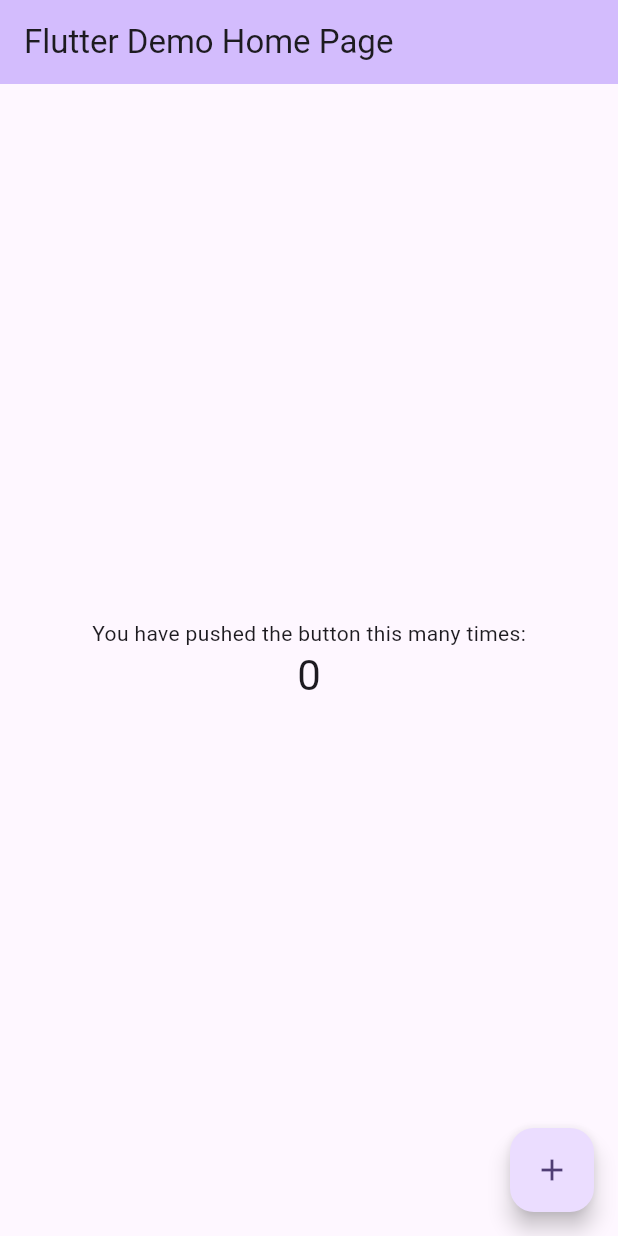
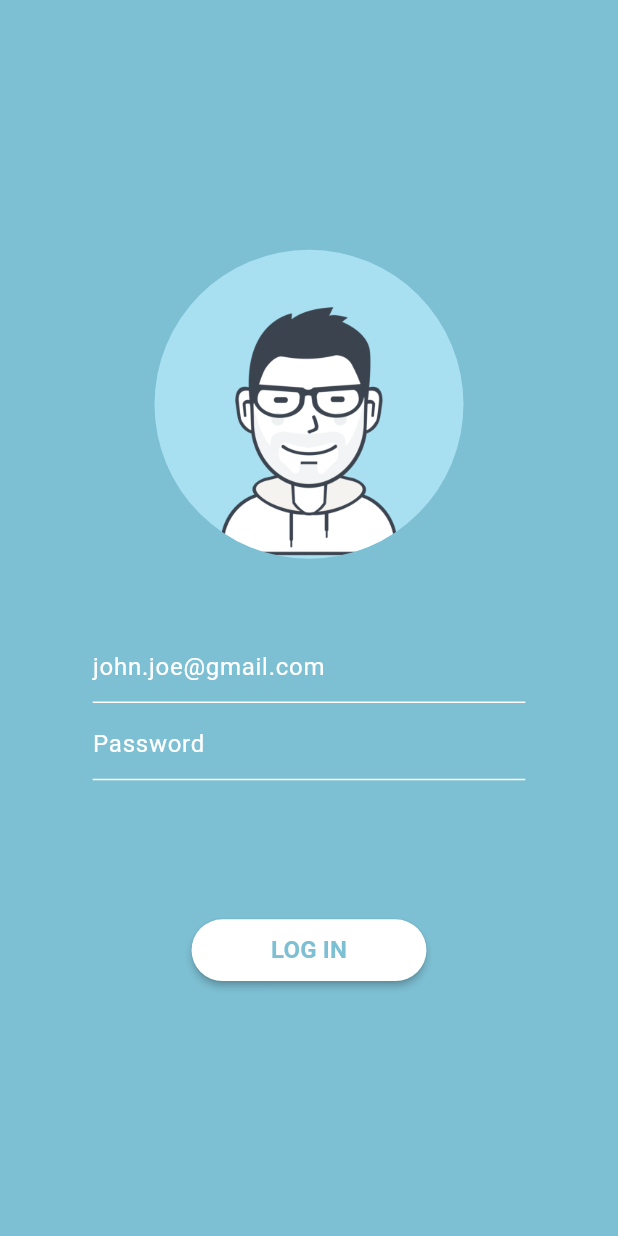
Before and after one commit to gopikhaa/authify, a Flutter app: the screen it shows after launch, on a phone screen of 412 x 824 dp. Run offline on Flutter 3.47's test engine with Material 3 defaults, Android fonts, the phone set to English and light mode, and no system bars.

Commit message:
final commit

```diff
--- a/lib/main.dart
+++ b/lib/main.dart
@@ -1,125 +1,18 @@
 import 'package:flutter/material.dart';
-
-void main() {
-  runApp(const MyApp());
+import './pages/login.dart';
+void main(){
+  runApp(MyApp());
 }
-
 class MyApp extends StatelessWidget {
   const MyApp({super.key});
 
-  // This widget is the root of your application.
   @override
   Widget build(BuildContext context) {
     return MaterialApp(
-      title: 'Flutter Demo',
-      theme: ThemeData(
-        // This is the theme of your application.
-        //
-        // TRY THIS: Try running your application with "flutter run". You'll see
-        // the application has a purple toolbar. Then, without quitting the app,
-        // try changing the seedColor in the colorScheme below to Colors.green
-        // and then invoke "hot reload" (save your changes or press the "hot
-        // reload" button in a Flutter-supported IDE, or press "r" if you used
-        // the command line to start the app).
-        //
-        // Notice that the counter didn't reset back to zero; the application
-        // state is not lost during the reload. To reset the state, use hot
-        // restart instead.
-        //
-        // This works for code too, not just values: Most code changes can be
-        // tested with just a hot reload.
-        colorScheme: ColorScheme.fromSeed(seedColor: Colors.deepPurple),
-        useMaterial3: true,
-      ),
-      home: const MyHomePage(title: 'Flutter Demo Home Page'),
+      debugShowCheckedModeBanner: false,
+      title: "Authify",
+      theme: ThemeData(primarySwatch:Colors.blue ),
+      home:AnimatedLoginPage() ,
     );
   }
 }
-
-class MyHomePage extends StatefulWidget {
-  const MyHomePage({super.key, required this.title});
-
-  // This widget is the home page of your application. It is stateful, meaning
-  // that it has a State object (defined below) that contains fields that affect
-  // how it looks.
-
-  // This class is the configuration for the state. It holds the values (in this
-  // case the title) provided by the parent (in this case the App widget) and
-  // used by the build method of the State. Fields in a Widget subclass are
-  // always marked "final".
-
-  final String title;
-
-  @override
-  State<MyHomePage> createState() => _MyHomePageState();
-}
-
-class _MyHomePageState extends State<MyHomePage> {
-  int _counter = 0;
-
-  void _incrementCounter() {
-    setState(() {
-      // This call to setState tells the Flutter framework that something has
-      // changed in this State, which causes it to rerun the build method below
-      // so that the display can reflect the updated values. If we changed
-      // _counter without calling setState(), then the build method would not be
-      // called again, and so nothing would appear to happen.
-      _counter++;
-    });
-  }
-
-  @override
-  Widget build(BuildContext context) {
-    // This method is rerun every time setState is called, for instance as done
-    // by the _incrementCounter method above.
-    //
-    // The Flutter framework has been optimized to make rerunning build methods
-    // fast, so that you can just rebuild anything that needs updating rather
-    // than having to individually change instances of widgets.
-    return Scaffold(
-      appBar: AppBar(
-        // TRY THIS: Try changing the color here to a specific color (to
-        // Colors.amber, perhaps?) and trigger a hot reload to see the AppBar
-        // change color while the other colors stay the same.
-        backgroundColor: Theme.of(context).colorScheme.inversePrimary,
-        // Here we take the value from the MyHomePage object that was created by
-        // the App.build method, and use it to set our appbar title.
-        title: Text(widget.title),
-      ),
-      body: Center(
-        // Center is a layout widget. It takes a single child and positions it
-        // in the middle of the parent.
-        child: Column(
-          // Column is also a layout widget. It takes a list of children and
-          // arranges them vertically. By default, it sizes itself to fit its
-          // children horizontally, and tries to be as tall as its parent.
-          //
-          // Column has various properties to control how it sizes itself and
-          // how it positions its children. Here we use mainAxisAlignment to
-          // center the children vertically; the main axis here is the vertical
-          // axis because Columns are vertical (the cross axis would be
-          // horizontal).
-          //
-          // TRY THIS: Invoke "debug painting" (choose the "Toggle Debug Paint"
-          // action in the IDE, or press "p" in the console), to see the
-          // wireframe for each widget.
-          mainAxisAlignment: MainAxisAlignment.center,
-          children: <Widget>[
-            const Text(
-              'You have pushed the button this many times:',
-            ),
-            Text(
-              '$_counter',
-              style: Theme.of(context).textTheme.headlineMedium,
-            ),
-          ],
-        ),
-      ),
-      floatingActionButton: FloatingActionButton(
-        onPressed: _incrementCounter,
-        tooltip: 'Increment',
-        child: const Icon(Icons.add),
-      ), // This trailing comma makes auto-formatting nicer for build methods.
-    );
-  }
-}
--- /dev/null
+++ b/lib/pages/login.dart
@@ -0,0 +1,161 @@
+import 'package:flutter/material.dart';
+import '../utils/animations/loginpage_animation.dart';
+import './homepage.dart';
+import '../utils/animations/page_route/fade_page.dart';
+
+class AnimatedLoginPage extends StatefulWidget {
+  const AnimatedLoginPage({super.key});
+
+  @override
+  State<AnimatedLoginPage> createState() => _AnimatedLoginPageState();
+}
+
+class _AnimatedLoginPageState extends State<AnimatedLoginPage>
+    with SingleTickerProviderStateMixin {
+  late AnimationController _controller;
+  late EnterAnimation _enterAnimation;
+
+  @override
+  void initState() {
+    super.initState();
+    _controller = AnimationController(
+      vsync: this,
+      duration: const Duration(seconds: 1),
+      reverseDuration: const Duration(milliseconds: 400),
+    );
+
+    _enterAnimation = EnterAnimation(_controller);
+    _controller.forward();
+  }
+
+  @override
+  void dispose() {
+    _controller.dispose();
+    super.dispose();
+  }
+
+  @override
+  Widget build(BuildContext context) {
+    return _LoginPage(controller: _controller, animation: _enterAnimation);
+  }
+}
+
+class _LoginPage extends StatelessWidget {
+  final AnimationController controller;
+  final EnterAnimation animation;
+
+  _LoginPage({required this.controller, required this.animation}) {
+    controller.forward();
+  }
+
+  final Color _primarycolor = Color.fromRGBO(125, 191, 211, 1.0);
+  final Color _secondaryColor = Color.fromRGBO(169, 224, 241, 1.0);
+  late double _deviceHeight;
+  late double _deviceWidth;
+
+  @override
+  Widget build(BuildContext context) {
+    _deviceHeight = MediaQuery.of(context).size.height;
+    _deviceWidth = MediaQuery.of(context).size.width;
+    return Scaffold(
+      backgroundColor: _primarycolor,
+      body: Align(
+        alignment: Alignment.center,
+        child: Container(
+          height: _deviceHeight * 0.60,
+          width: _deviceWidth,
+          child: Column(
+            mainAxisAlignment: MainAxisAlignment.spaceAround,
+            crossAxisAlignment: CrossAxisAlignment.center,
+            children: [
+              _loginAvatar(),
+              SizedBox(height: _deviceHeight * 0.05),
+              _emailTextField(),
+              _passwordTextField(),
+              SizedBox(height: _deviceHeight * 0.10),
+              _loginButton(context),
+            ],
+          ),
+        ),
+      ),
+    );
+  }
+
+  Widget _loginAvatar() {
+    double _circleD = _deviceHeight * 0.25;
+    return AnimatedBuilder(
+      animation: animation.controller,
+      builder: (BuildContext _context, Widget? _widget) {
+        return Transform(
+          alignment: Alignment.center,
+          transform: Matrix4.diagonal3Values(
+              animation.circleSize.value, animation.circleSize.value, 1),
+          child: Container(
+            height: _circleD,
+            width: _circleD,
+            decoration: BoxDecoration(
+              color: _secondaryColor,
+              borderRadius: BorderRadius.circular(500),
+              image: DecorationImage(
+                image: AssetImage('assets/images/main_avatar.png'),
+              ),
+            ),
+          ),
+        );
+      },
+    );
+  }
+
+  Widget _emailTextField() {
+    return Container(
+      width: _deviceWidth * 0.70,
+      child: const TextField(
+        style: TextStyle(color: Colors.white),
+        autocorrect: false,
+        cursorColor: Colors.white,
+        decoration: InputDecoration(
+          hintText: "john.joe@gmail.com",
+          hintStyle: TextStyle(color: Colors.white),
+          focusedBorder: UnderlineInputBorder(borderSide: BorderSide(color: Colors.white)),
+          enabledBorder: UnderlineInputBorder(borderSide: BorderSide(color: Colors.white)),
+        ),
+      ),
+    );
+  }
+
+  Widget _passwordTextField() {
+    return Container(
+      width: _deviceWidth * 0.70,
+      child: const TextField(
+        obscureText: true,
+        style: TextStyle(color: Colors.white),
+        autocorrect: false,
+        cursorColor: Colors.white,
+        decoration: InputDecoration(
+          hintText: "Password",
+          hintStyle: TextStyle(color: Colors.white),
+          focusedBorder: UnderlineInputBorder(borderSide: BorderSide(color: Colors.white)),
+          enabledBorder: UnderlineInputBorder(borderSide: BorderSide(color: Colors.white)),
+        ),
+      ),
+    );
+  }
+
+  Widget _loginButton(BuildContext _context) {
+    return MaterialButton(
+      onPressed: () async {
+        await controller.reverse();
+        Navigator.pushReplacement(_context, FadePageRoute(AnimatedHomePage()));
+      },
+      child: Text(
+        "LOG IN",
+        style: TextStyle(
+            fontSize: 16, color: _primarycolor, fontWeight: FontWeight.bold),
+      ),
+      height: _deviceHeight * 0.05,
+      minWidth: _deviceWidth * 0.38,
+      color: Colors.white,
+      shape: RoundedRectangleBorder(borderRadius: BorderRadius.circular(25.0)),
+    );
+  }
+}
--- /dev/null
+++ b/lib/utils/animations/loginpage_animation.dart
@@ -0,0 +1,11 @@
+import 'package:flutter/material.dart';
+
+class EnterAnimation {
+  EnterAnimation(this.controller)
+      : circleSize = Tween<double>(begin: 0, end: 1).animate(
+          CurvedAnimation(parent: controller, curve: Curves.easeInOutBack),
+        );
+
+  final AnimationController controller;
+  final Animation<double> circleSize;
+}
--- /dev/null
+++ b/lib/utils/animations/page_route/fade_page.dart
@@ -0,0 +1,19 @@
+import 'package:flutter/material.dart';
+
+class FadePageRoute extends PageRouteBuilder {
+  final Widget _child;
+
+  FadePageRoute(this._child)
+      : super(
+            transitionDuration: Duration(milliseconds: 500),
+            transitionsBuilder: (context, Animation<double> animation,
+                Animation<double> secondaryAnimation, Widget child) {
+              return FadeTransition(
+                opacity: animation,
+                child: child,
+              );
+            },
+            pageBuilder: (BuildContext _context, animation, secomdAnimation) {
+              return _child;
+            });
+}
--- a/pubspec.yaml
+++ b/pubspec.yaml
@@ -59,8 +59,8 @@ flutter:
   uses-material-design: true
 
   # To add assets to your application, add an assets section, like this:
-  # assets:
-  #   - images/a_dot_burr.jpeg
+  assets:
+    - assets/images/main_avatar.png
   #   - images/a_dot_ham.jpeg
 
   # An image asset can refer to one or more resolution-specific "variants", see
```
Also changed, not shown: lib/pages/homepage.dart (added, +130 -0 lines), assets/images/main_avatar.png (added).
